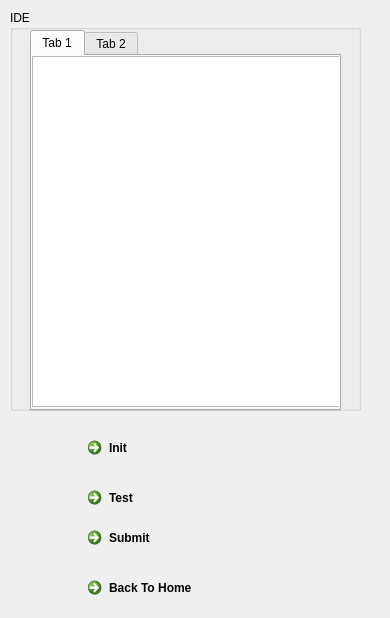
Before: the Qt Designer form submitide.ui in zyzhao-24/Project-Offline-Judge, drawn with Qt 5.
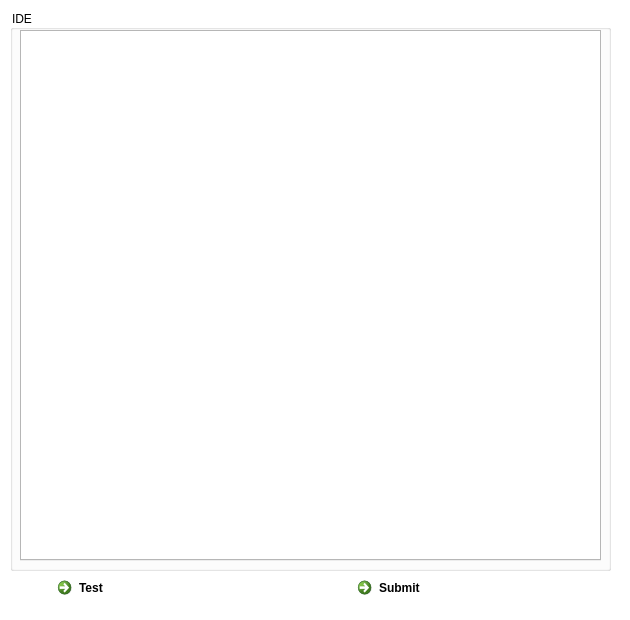
After: the same form once the commit is applied. Icons and pictures are not drawn.

Patch:
```diff
--- a/submitide.ui
+++ b/submitide.ui
@@ -6,39 +6,38 @@
    <rect>
     <x>0</x>
     <y>0</y>
-    <width>390</width>
-    <height>618</height>
+    <width>630</width>
+    <height>620</height>
    </rect>
   </property>
+  <property name="minimumSize">
+   <size>
+    <width>630</width>
+    <height>620</height>
+   </size>
+  </property>
+  <property name="maximumSize">
+   <size>
+    <width>630</width>
+    <height>620</height>
+   </size>
+  </property>
   <property name="windowTitle">
    <string>Form</string>
   </property>
-  <widget class="QCommandLinkButton" name="returnbtn">
-   <property name="geometry">
-    <rect>
-     <x>80</x>
-     <y>570</y>
-     <width>221</width>
-     <height>41</height>
-    </rect>
-   </property>
-   <property name="autoFillBackground">
-    <bool>false</bool>
-   </property>
-   <property name="text">
-    <string>Back To Home</string>
-   </property>
-   <property name="icon">
-    <iconset theme="QIcon::ThemeIcon::GoHome"/>
-   </property>
-  </widget>
+  <property name="autoFillBackground">
+   <bool>false</bool>
+  </property>
+  <property name="styleSheet">
+   <string notr="true">background-color: rgb(255, 255, 255);</string>
+  </property>
   <widget class="QGroupBox" name="groupBox">
    <property name="geometry">
     <rect>
      <x>10</x>
      <y>10</y>
-     <width>351</width>
-     <height>401</height>
+     <width>601</width>
+     <height>561</height>
     </rect>
    </property>
    <property name="title">
@@ -47,42 +46,22 @@
    <widget class="QTabWidget" name="IDEGroup">
     <property name="geometry">
      <rect>
-      <x>20</x>
+      <x>10</x>
       <y>20</y>
-      <width>311</width>
-      <height>381</height>
+      <width>581</width>
+      <height>531</height>
      </rect>
     </property>
     <property name="currentIndex">
      <number>0</number>
     </property>
-    <widget class="QWidget" name="tab">
-     <attribute name="title">
-      <string>Tab 1</string>
-     </attribute>
-     <widget class="QTextEdit" name="IDE">
-      <property name="geometry">
-       <rect>
-        <x>0</x>
-        <y>0</y>
-        <width>311</width>
-        <height>351</height>
-       </rect>
-      </property>
-     </widget>
-    </widget>
-    <widget class="QWidget" name="tab_2">
-     <attribute name="title">
-      <string>Tab 2</string>
-     </attribute>
-    </widget>
    </widget>
   </widget>
   <widget class="QCommandLinkButton" name="submitbtn">
    <property name="geometry">
     <rect>
-     <x>80</x>
-     <y>520</y>
+     <x>350</x>
+     <y>570</y>
      <width>221</width>
      <height>41</height>
     </rect>
@@ -100,8 +79,8 @@
   <widget class="QCommandLinkButton" name="testbtn">
    <property name="geometry">
     <rect>
-     <x>80</x>
-     <y>480</y>
+     <x>50</x>
+     <y>570</y>
      <width>221</width>
      <height>41</height>
     </rect>
@@ -116,25 +95,6 @@
     <iconset theme="QIcon::ThemeIcon::MediaPlaybackStart"/>
    </property>
   </widget>
-  <widget class="QCommandLinkButton" name="initbtn">
-   <property name="geometry">
-    <rect>
-     <x>80</x>
-     <y>430</y>
-     <width>221</width>
-     <height>41</height>
-    </rect>
-   </property>
-   <property name="autoFillBackground">
-    <bool>false</bool>
-   </property>
-   <property name="text">
-    <string>Init</string>
-   </property>
-   <property name="icon">
-    <iconset theme="QIcon::ThemeIcon::MediaPlaybackStart"/>
-   </property>
-  </widget>
  </widget>
  <resources/>
  <connections/>
```
Left out of the diff: 4 changed lines with no effect on the pictures.
